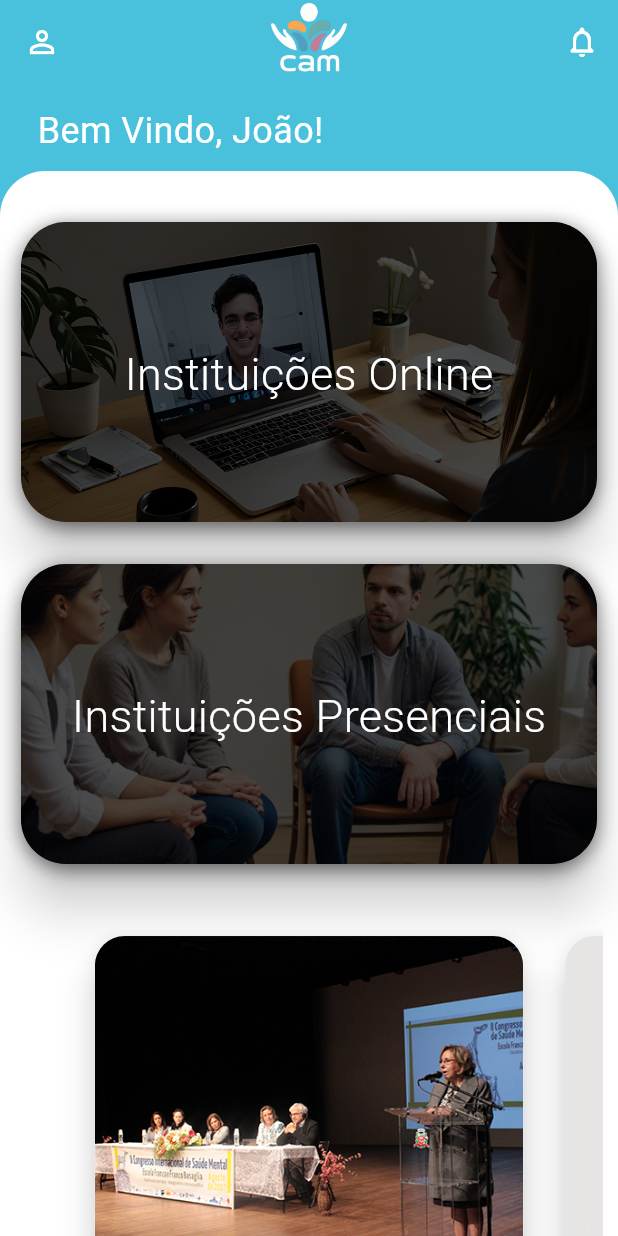
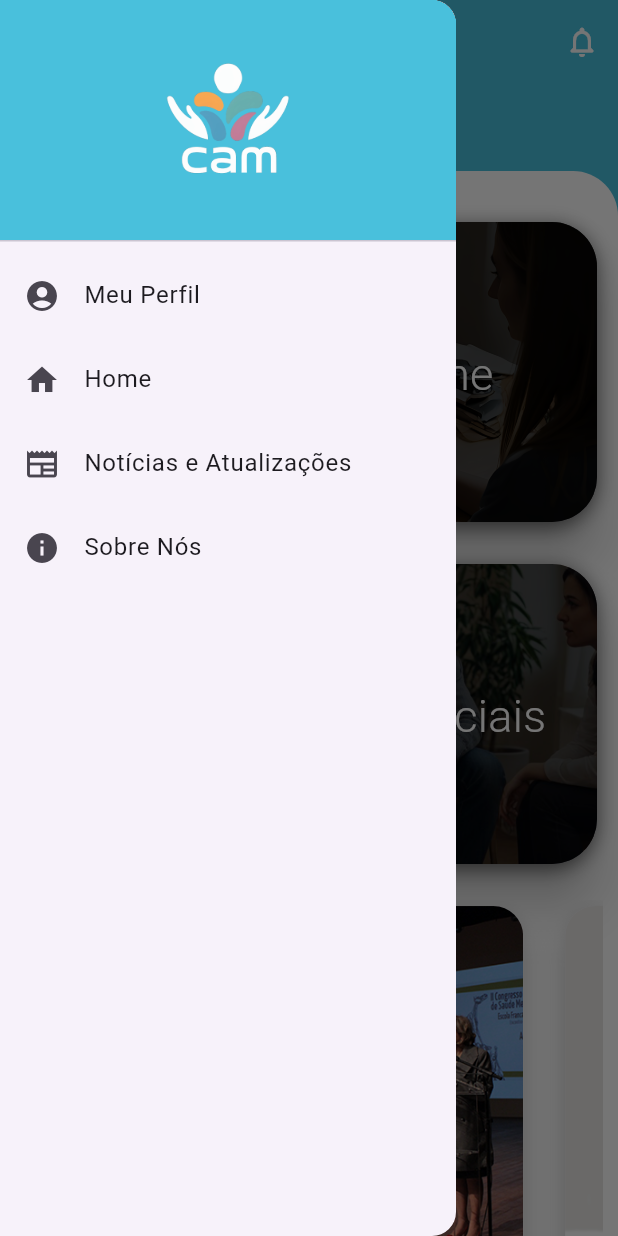
Before and after one commit to Jpcazarotti/home_cam_entrega, a Flutter app: the screen it shows after launch, with the side drawer open (before the commit the screen has no drawer), on a phone screen of 412 x 824 dp. Run offline on Flutter 3.47's test engine with Material 3 defaults, Android fonts, the phone set to English and light mode, and no system bars.

Commit message:
Menu criado, paginas criadas e linkadas ao menu

```diff
--- a/lib/home_page.dart
+++ b/lib/home_page.dart
@@ -1,4 +1,5 @@
 import 'package:flutter/material.dart';
+import 'package:home_cam_entrega/menu_drawer.dart';
 
 class HomePage extends StatelessWidget {
   HomePage({super.key});
@@ -15,7 +16,6 @@ class HomePage extends StatelessWidget {
       appBar: PreferredSize(
         preferredSize: const Size.fromHeight(70.0),
         child: AppBar(
-          backgroundColor: const Color(0xff49C0DC),
           title: Semantics(
             label: "Logo do site Caminhos para um Amanhã Melhor",
             child: Image.asset(
@@ -24,29 +24,20 @@ class HomePage extends StatelessWidget {
             ),
           ),
           centerTitle: true,
-          leading: IconButton(
-            onPressed: () {},
-            icon: Semantics(
-              label: "Botão para ir à tela do seu perfil",
-              child: const Icon(
-                Icons.person_outline,
-                color: Colors.white,
-              ),
-            ),
-          ),
           actions: [
             IconButton(
               onPressed: () {},
               icon: Semantics(
                 label: "Botão para ver as suas notificações",
-                child: const Icon(
-                  Icons.notifications_none_rounded,
-                  color: Colors.white,
-                ),
+                child: const Icon(Icons.notifications_none_rounded),
               ),
             ),
           ],
         ),
+      ),
+      drawer: Semantics(
+        label: "Botão para ir ao menu",
+        child: const MenuDrawer(),
       ),
       body: SingleChildScrollView(
         child: Container(
@@ -70,10 +61,12 @@ class HomePage extends StatelessWidget {
               ),
               Container(
                 decoration: const BoxDecoration(
-                    color: Colors.white,
-                    borderRadius: BorderRadius.only(
-                        topLeft: Radius.circular(30),
-                        topRight: Radius.circular(30))),
+                  color: Colors.white,
+                  borderRadius: BorderRadius.only(
+                    topLeft: Radius.circular(30),
+                    topRight: Radius.circular(30),
+                  ),
+                ),
                 child: Column(
                   children: [
                     const SizedBox(height: 20),
@@ -87,7 +80,6 @@ class HomePage extends StatelessWidget {
                       child: buildCard('Instituições Presenciais',
                           'assets/aten_presencial.png'),
                     ),
-                    const SizedBox(height: 20),
                     Semantics(
                       label: "Carrosel dos Eventos sobre Saúde Mental",
                       child: buildEventCarousel(),
--- /dev/null
+++ b/lib/menu_drawer.dart
@@ -0,0 +1,70 @@
+import 'package:flutter/material.dart';
+import 'package:home_cam_entrega/home_page.dart';
+import 'package:home_cam_entrega/meuperfil_page.dart';
+import 'package:home_cam_entrega/noticias&atualizacoes_page.dart';
+import 'package:home_cam_entrega/sobreNos_page.dart';
+
+class MenuDrawer extends StatelessWidget {
+  const MenuDrawer({super.key});
+
+  @override
+  Widget build(BuildContext context) {
+    return Drawer(
+      child: ListView(
+        padding: EdgeInsets.zero,
+        children: [
+          DrawerHeader(
+            decoration: const BoxDecoration(
+              color: Color(0xff49C0DC),
+            ),
+            child: Image.asset(
+              'assets/Projeto_logo.png',
+              height: 85,
+            ),
+          ),
+          ListTile(
+            leading: const Icon(Icons.account_circle),
+            title: const Text("Meu Perfil"),
+            onTap: () {
+              Navigator.push(
+                context,
+                MaterialPageRoute(builder: (context) => const MeuPerfil()),
+              );
+            },
+          ),
+          ListTile(
+            leading: const Icon(Icons.home),
+            title: const Text("Home"),
+            onTap: () {
+              Navigator.push(
+                context,
+                MaterialPageRoute(builder: (context) => HomePage()),
+              );
+            },
+          ),
+          ListTile(
+            leading: const Icon(Icons.newspaper),
+            title: const Text("Notícias e Atualizações"),
+            onTap: () {
+              Navigator.push(
+                context,
+                MaterialPageRoute(
+                    builder: (context) => const NoticiasAtualizacoes()),
+              );
+            },
+          ),
+          ListTile(
+            leading: const Icon(Icons.info),
+            title: const Text("Sobre Nós"),
+            onTap: () {
+              Navigator.push(
+                context,
+                MaterialPageRoute(builder: (context) => const SobreNos()),
+              );
+            },
+          ),
+        ],
+      ),
+    );
+  }
+}
```
Also changed, not shown: lib/main.dart (+7 -1 lines), lib/meuperfil_page.dart (added, +43 -0 lines), lib/noticias&atualizacoes_page.dart (added, +60 -0 lines), lib/sobrenos_page.dart (added, +38 -0 lines).
